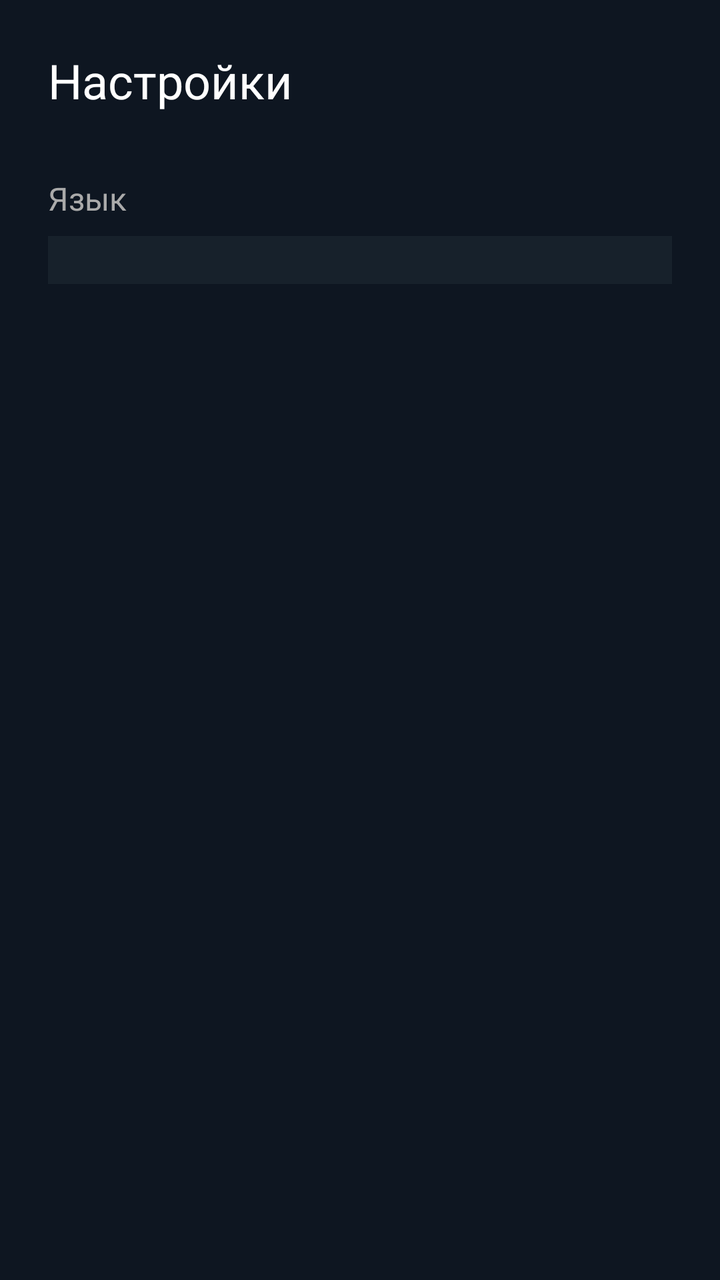
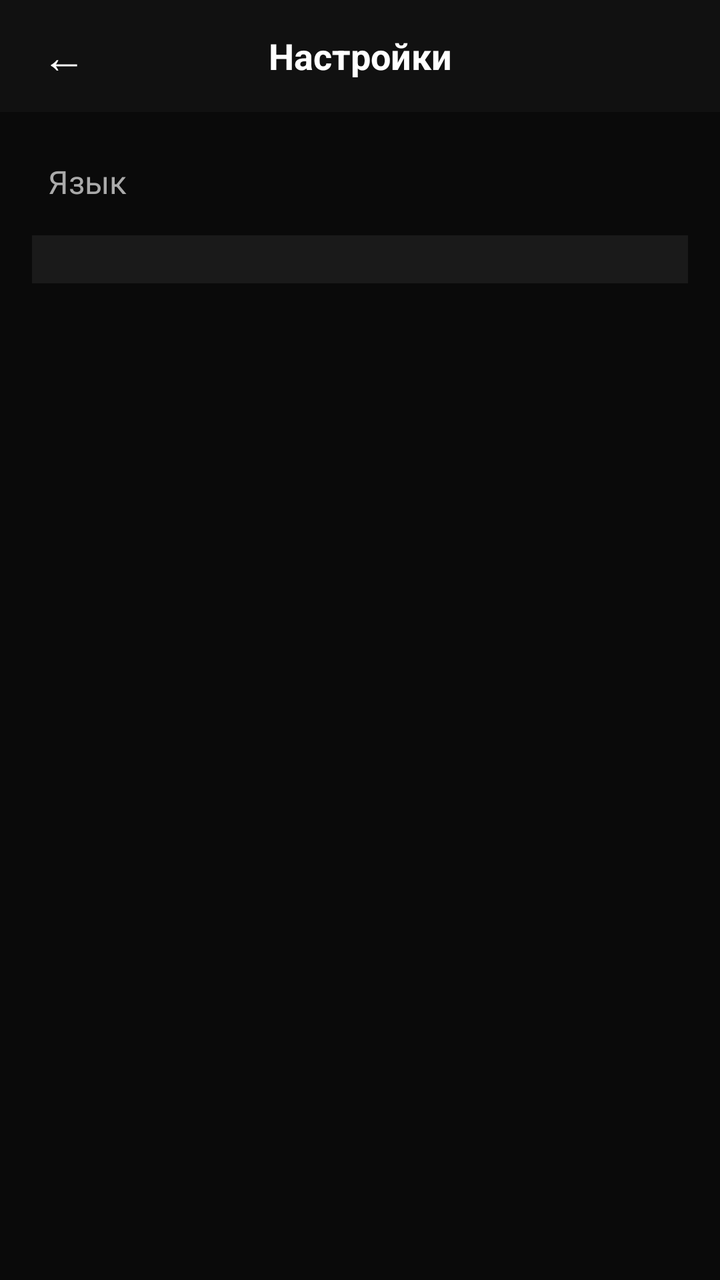

The first picture is an Android layout as it rendered before a commit; the second is the same layout after the commit. The layout source and the unified diff follow.
<!-- AndroidManifest.xml: application theme Theme.AppCompat.NoActionBar -->
<!-- res/layout/activity_settings.xml -->
<?xml version="1.0" encoding="utf-8"?>
<LinearLayout xmlns:android="http://schemas.android.com/apk/res/android"
    android:layout_width="match_parent"
    android:layout_height="match_parent"
    android:orientation="vertical"
    android:background="#0E1621"
    android:padding="24dp">

    <TextView
        android:layout_width="wrap_content"
        android:layout_height="wrap_content"
        android:text="Настройки"
        android:textColor="#FFFFFF"
        android:textSize="24sp"
        android:layout_marginBottom="32dp"/>

    <TextView
        android:layout_width="wrap_content"
        android:layout_height="wrap_content"
        android:text="Язык"
        android:textColor="#AAAAAA"
        android:textSize="16sp"
        android:layout_marginBottom="8dp"/>

    <Spinner
        android:id="@+id/languageSpinner"
        android:layout_width="match_parent"
        android:layout_height="wrap_content"
        android:background="#17212B"
        android:padding="12dp"/>

</LinearLayout>
<!-- resources referenced by this layout -->
<resources>

</resources>

<!-- the commit's change to res/layout/activity_settings.xml (unified diff, before → after) -->
@@ -2,31 +2,55 @@
 <LinearLayout xmlns:android="http://schemas.android.com/apk/res/android"
     android:layout_width="match_parent"
     android:layout_height="match_parent"
-    android:orientation="vertical"
-    android:background="#0E1621"
-    android:padding="24dp">
+    android:background="#0A0A0A"
+    android:orientation="vertical">
+
+    <LinearLayout
+        android:layout_width="match_parent"
+        android:layout_height="56dp"
+        android:gravity="center_vertical"
+        android:paddingLeft="8dp"
+        android:paddingRight="8dp"
+        android:background="#111111">
+
+        <TextView
+            android:id="@+id/backButton"
+            android:layout_width="48dp"
+            android:layout_height="48dp"
+            android:gravity="center"
+            android:text="←"
+            android:textColor="#FFFFFF"
+            android:textSize="22sp"/>
+
+        <TextView
+            android:layout_width="0dp"
+            android:layout_height="wrap_content"
+            android:layout_weight="1"
+            android:gravity="center"
+            android:text="Настройки"
+            android:textColor="#FFFFFF"
+            android:textSize="18sp"
+            android:textStyle="bold"/>
+
+        <View
+            android:layout_width="48dp"
+            android:layout_height="48dp"/>
+    </LinearLayout>
 
     <TextView
         android:layout_width="wrap_content"
         android:layout_height="wrap_content"
-        android:text="Настройки"
-        android:textColor="#FFFFFF"
-        android:textSize="24sp"
-        android:layout_marginBottom="32dp"/>
-
-    <TextView
-        android:layout_width="wrap_content"
-        android:layout_height="wrap_content"
+        android:layout_marginLeft="24dp"
+        android:layout_marginTop="24dp"
         android:text="Язык"
         android:textColor="#AAAAAA"
-        android:textSize="16sp"
-        android:layout_marginBottom="8dp"/>
+        android:textSize="16sp"/>
 
     <Spinner
         android:id="@+id/languageSpinner"
         android:layout_width="match_parent"
         android:layout_height="wrap_content"
-        android:background="#17212B"
+        android:layout_margin="16dp"
+        android:background="#1A1A1A"
         android:padding="12dp"/>
-
 </LinearLayout>
